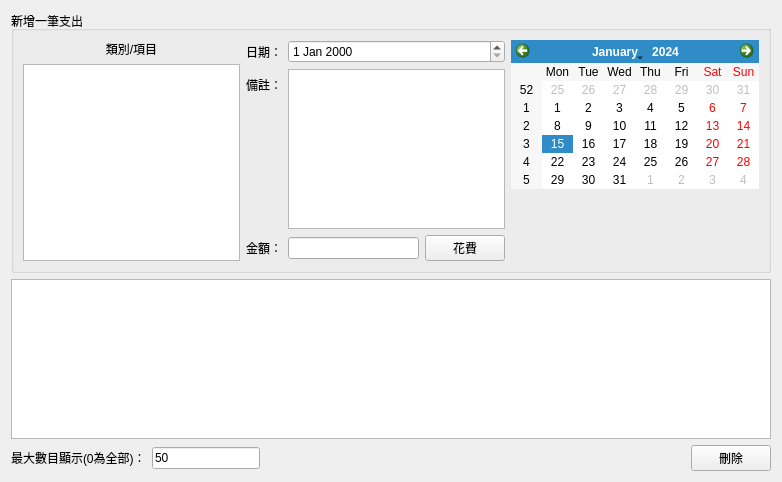
Above: paytab.ui from coolshou/accountbook before the change. Below: the same form after it.
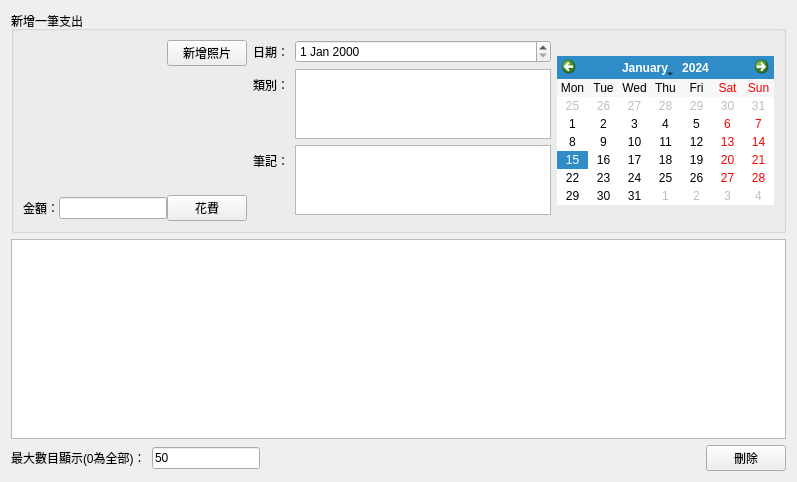
That is the form after the change. Icons and pictures are not drawn.

```diff
--- a/paytab.ui
+++ b/paytab.ui
@@ -10,30 +10,90 @@
     <height>482</height>
    </rect>
   </property>
+  <property name="sizePolicy">
+   <sizepolicy hsizetype="Preferred" vsizetype="Preferred">
+    <horstretch>0</horstretch>
+    <verstretch>0</verstretch>
+   </sizepolicy>
+  </property>
   <property name="windowTitle">
    <string>Form</string>
   </property>
   <layout class="QVBoxLayout" name="verticalLayout">
    <item>
     <widget class="QGroupBox" name="groupBox_2">
+     <property name="sizePolicy">
+      <sizepolicy hsizetype="Maximum" vsizetype="Maximum">
+       <horstretch>0</horstretch>
+       <verstretch>0</verstretch>
+      </sizepolicy>
+     </property>
      <property name="title">
       <string>新增一筆支出</string>
      </property>
-     <layout class="QHBoxLayout" name="horizontalLayout_2">
+     <layout class="QHBoxLayout" name="horizontalLayout_5">
+      <property name="sizeConstraint">
+       <enum>QLayout::SetFixedSize</enum>
+      </property>
       <item>
        <layout class="QVBoxLayout" name="verticalLayout_2">
+        <property name="spacing">
+         <number>0</number>
+        </property>
         <item>
-         <widget class="QLabel" name="classLabel">
+         <layout class="QHBoxLayout" name="horizontalLayout_4">
+          <item>
+           <spacer name="horizontalSpacer_2">
+            <property name="orientation">
+             <enum>Qt::Horizontal</enum>
+            </property>
+            <property name="sizeHint" stdset="0">
+             <size>
+              <width>40</width>
+              <height>20</height>
+             </size>
+            </property>
+           </spacer>
+          </item>
+          <item>
+           <widget class="QPushButton" name="picturePushButton">
           <property name="text">
-           <string>類別/項目</string>
-          </property>
-          <property name="alignment">
-           <set>Qt::AlignCenter</set>
+             <string>新增照片</string>
+            </property>
+           </widget>
+          </item>
+         </layout>
+        </item>
+        <item>
+         <widget class="QLabel" name="label">
+          <property name="text">
+           <string>&lt;html&gt;&lt;head/&gt;&lt;body&gt;&lt;p&gt;&lt;img src=&quot;:/images/logo.png&quot;/&gt;&lt;/p&gt;&lt;/body&gt;&lt;/html&gt;</string>
           </property>
          </widget>
         </item>
         <item>
-         <widget class="QTreeView" name="classTreeView"/>
+         <layout class="QHBoxLayout" name="horizontalLayout_2">
+          <property name="sizeConstraint">
+           <enum>QLayout::SetDefaultConstraint</enum>
+          </property>
+          <item>
+           <widget class="QLabel" name="payLabel">
+            <property name="text">
+             <string>金額：</string>
+            </property>
+           </widget>
+          </item>
+          <item>
+           <widget class="QLineEdit" name="payLineEdit"/>
+          </item>
+          <item>
+           <widget class="QPushButton" name="payButtom">
+            <property name="text">
+             <string>花費</string>
+            </property>
+           </widget>
+          </item>
+         </layout>
         </item>
        </layout>
       </item>
@@ -52,41 +112,48 @@
         <item row="0" column="1">
          <widget class="QDateEdit" name="DateEdit"/>
         </item>
-        <item row="1" column="0">
-         <widget class="QLabel" name="noteLabel">
-          <property name="text">
-           <string>備註：</string>
-          </property>
-         </widget>
-        </item>
-        <item row="1" column="1">
-         <widget class="QTextEdit" name="noteTextEdit"/>
-        </item>
         <item row="2" column="0">
-         <widget class="QLabel" name="payLabel">
+         <widget class="QLabel" name="noteLabel">
           <property name="text">
-           <string>金額：</string>
+           <string>筆記：</string>
           </property>
          </widget>
         </item>
         <item row="2" column="1">
-         <layout class="QHBoxLayout" name="horizontalLayout">
-          <item>
-           <widget class="QLineEdit" name="payLineEdit"/>
-          </item>
-          <item>
-           <widget class="QPushButton" name="payButtom">
+         <widget class="QTextEdit" name="noteTextEdit">
+          <property name="sizePolicy">
+           <sizepolicy hsizetype="Preferred" vsizetype="Preferred">
+            <horstretch>0</horstretch>
+            <verstretch>0</verstretch>
+           </sizepolicy>
+          </property>
+         </widget>
+        </item>
+        <item row="3" column="1">
+         <layout class="QHBoxLayout" name="horizontalLayout"/>
+        </item>
+        <item row="1" column="1">
+         <widget class="QTreeView" name="classTreeView">
+          <property name="sizePolicy">
+           <sizepolicy hsizetype="Preferred" vsizetype="Preferred">
+            <horstretch>0</horstretch>
+            <verstretch>0</verstretch>
+           </sizepolicy>
+          </property>
+         </widget>
+        </item>
+        <item row="1" column="0">
+         <widget class="QLabel" name="classLabel">
             <property name="text">
-             <string>花費</string>
+           <string>類別：</string>
+          </property>
+          <property name="alignment">
+           <set>Qt::AlignCenter</set>
             </property>
            </widget>
           </item>
          </layout>
         </item>
-       </layout>
-      </item>
-      <item>
-       <layout class="QVBoxLayout" name="verticalLayout_4">
         <item>
          <widget class="QCalendarWidget" name="calendarWidget">
           <property name="sizePolicy">
@@ -95,35 +162,47 @@
             <verstretch>0</verstretch>
            </sizepolicy>
           </property>
-         </widget>
-        </item>
-        <item>
-         <spacer name="verticalSpacer">
-          <property name="orientation">
-           <enum>Qt::Vertical</enum>
-          </property>
-          <property name="sizeHint" stdset="0">
-           <size>
-            <width>20</width>
-            <height>40</height>
-           </size>
-          </property>
-         </spacer>
-        </item>
-       </layout>
-      </item>
-     </layout>
+        <property name="contextMenuPolicy">
+         <enum>Qt::DefaultContextMenu</enum>
+        </property>
+        <property name="firstDayOfWeek">
+         <enum>Qt::Monday</enum>
+        </property>
+        <property name="gridVisible">
+         <bool>false</bool>
+        </property>
+        <property name="horizontalHeaderFormat">
+         <enum>QCalendarWidget::ShortDayNames</enum>
+        </property>
+        <property name="verticalHeaderFormat">
+         <enum>QCalendarWidget::NoVerticalHeader</enum>
+        </property>
+        <property name="navigationBarVisible">
+         <bool>true</bool>
+        </property>
+       </widget>
+      </item>
+     </layout>
+     <zorder>calendarWidget</zorder>
      <zorder></zorder>
      <zorder></zorder>
     </widget>
    </item>
    <item>
-    <layout class="QVBoxLayout" name="verticalLayout_3">
-     <item>
-      <widget class="QTableView" name="payTableView"/>
+    <widget class="QTableView" name="payTableView">
+     <property name="sizePolicy">
+      <sizepolicy hsizetype="Minimum" vsizetype="MinimumExpanding">
+       <horstretch>0</horstretch>
+       <verstretch>0</verstretch>
+      </sizepolicy>
+     </property>
+    </widget>
      </item>
      <item>
       <layout class="QHBoxLayout" name="horizontalLayout_3">
+     <property name="sizeConstraint">
+      <enum>QLayout::SetFixedSize</enum>
+     </property>
        <item>
         <widget class="QLabel" name="maxShowNumLabel">
          <property name="text">
@@ -169,8 +248,6 @@
           <string>刪除</string>
          </property>
         </widget>
-       </item>
-      </layout>
      </item>
     </layout>
    </item>
```
Left out of the diff: 1 changed line with no effect on the pictures. Lines whose indentation alone changed are shown as unchanged.
